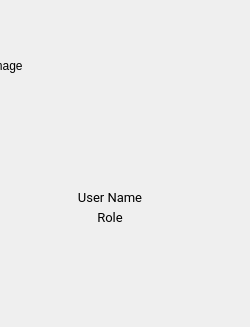
Above: Application/drawerwidget.ui from Bsm-B/RackStore before the change; both pictures show x 0 to 250 and y 0 to 327 of the 250 by 768 pixel window. Below: the same form after it.
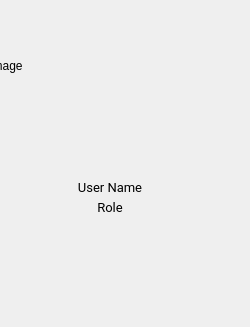
That is the form after the change.

What changed in the file:
```diff
--- a/Application/drawerwidget.ui
+++ b/Application/drawerwidget.ui
@@ -30,7 +30,7 @@
    <property name="geometry">
     <rect>
      <x>30</x>
-     <y>180</y>
+     <y>170</y>
      <width>160</width>
      <height>35</height>
     </rect>
@@ -52,7 +52,7 @@
    <property name="geometry">
     <rect>
      <x>30</x>
-     <y>200</y>
+     <y>190</y>
      <width>160</width>
      <height>35</height>
     </rect>
@@ -74,7 +74,7 @@
    <property name="geometry">
     <rect>
      <x>70</x>
-     <y>110</y>
+     <y>100</y>
      <width>71</width>
      <height>71</height>
     </rect>
@@ -85,12 +85,16 @@
    <property name="geometry">
     <rect>
      <x>0</x>
-     <y>240</y>
-     <width>251</width>
-     <height>411</height>
+     <y>230</y>
+     <width>250</width>
+     <height>456</height>
     </rect>
    </property>
-   <layout class="QVBoxLayout" name="verticalLayout"/>
+   <layout class="QVBoxLayout" name="verticalLayout">
+    <property name="sizeConstraint">
+     <enum>QLayout::SetDefaultConstraint</enum>
+    </property>
+   </layout>
   </widget>
  </widget>
  <resources/>
```
